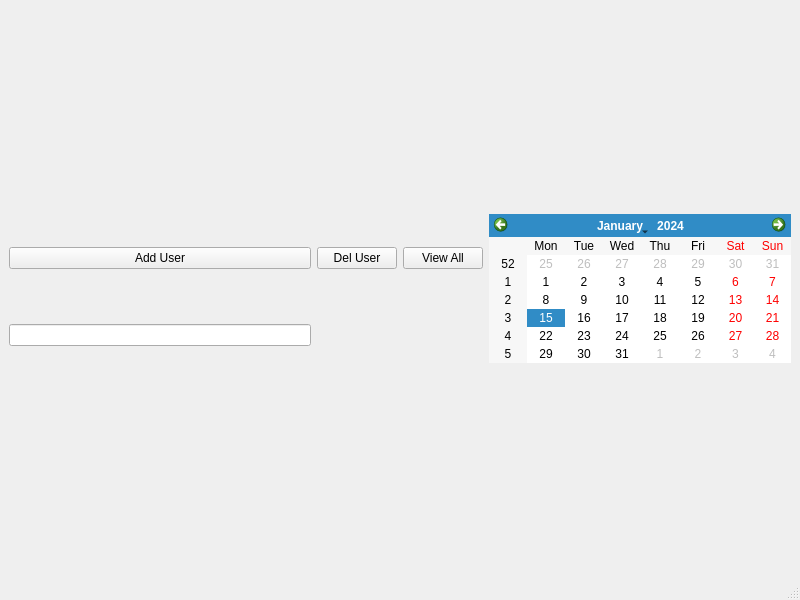
Qt form journal_app.ui (Satkhar/journal_app) before a commit.
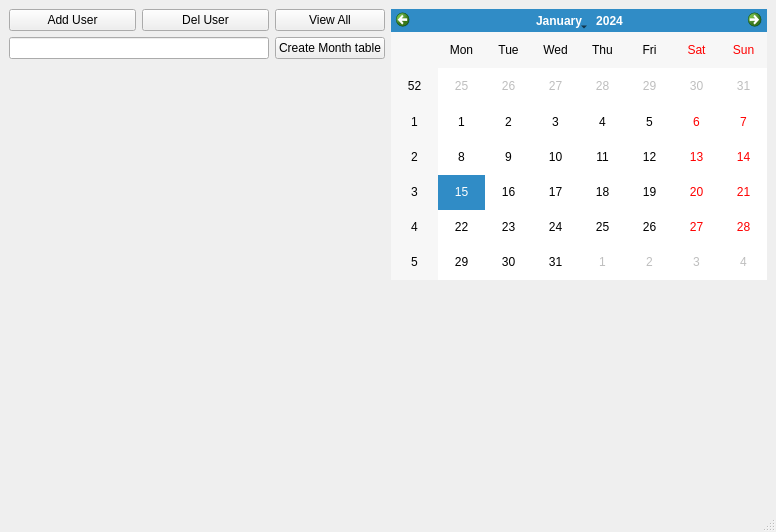
The same form after that commit.

```diff
--- a/journal_app.ui
+++ b/journal_app.ui
@@ -6,45 +6,90 @@
    <rect>
     <x>0</x>
     <y>0</y>
-    <width>800</width>
-    <height>600</height>
+    <width>776</width>
+    <height>532</height>
    </rect>
   </property>
   <property name="windowTitle">
    <string>MainWindow</string>
   </property>
   <widget class="QWidget" name="centralwidget">
-   <layout class="QGridLayout" name="gridLayout_2">
-    <item row="0" column="0">
      <layout class="QGridLayout" name="gridLayout">
       <item row="0" column="0">
+     <layout class="QHBoxLayout" name="horizontalLayout_2">
+      <item>
+       <layout class="QVBoxLayout" name="verticalLayout">
+        <item>
+         <layout class="QHBoxLayout" name="horizontalLayout">
+          <item>
        <widget class="QPushButton" name="btnAdd">
         <property name="text">
          <string>Add User</string>
         </property>
        </widget>
       </item>
-      <item row="0" column="1">
+          <item>
        <widget class="QPushButton" name="btnDel">
         <property name="text">
          <string>Del User</string>
         </property>
        </widget>
       </item>
-      <item row="0" column="2">
+         </layout>
+        </item>
+        <item>
+         <widget class="QLineEdit" name="lineEdit"/>
+        </item>
+       </layout>
+      </item>
+      <item>
+       <layout class="QVBoxLayout" name="verticalLayout_2">
+        <item>
        <widget class="QPushButton" name="btnViewAll">
         <property name="text">
          <string>View All</string>
         </property>
        </widget>
       </item>
-      <item row="0" column="3" rowspan="2">
+        <item>
+         <widget class="QPushButton" name="btnCreateTable">
+          <property name="text">
+           <string>Create Month table</string>
+          </property>
+         </widget>
+        </item>
+       </layout>
+      </item>
+     </layout>
+    </item>
+    <item row="0" column="1" rowspan="2">
        <widget class="QCalendarWidget" name="calendarWidget"/>
       </item>
       <item row="1" column="0">
-       <widget class="QLineEdit" name="lineEdit"/>
-      </item>
-     </layout>
+     <spacer name="verticalSpacer">
+      <property name="orientation">
+       <enum>Qt::Orientation::Vertical</enum>
+      </property>
+      <property name="sizeHint" stdset="0">
+       <size>
+        <width>20</width>
+        <height>192</height>
+       </size>
+      </property>
+     </spacer>
+    </item>
+    <item row="2" column="1">
+     <spacer name="verticalSpacer_2">
+      <property name="orientation">
+       <enum>Qt::Orientation::Vertical</enum>
+      </property>
+      <property name="sizeHint" stdset="0">
+       <size>
+        <width>17</width>
+        <height>192</height>
+       </size>
+      </property>
+     </spacer>
     </item>
    </layout>
   </widget>
```
Left out of the diff: 2 changed lines with no effect on the pictures. Lines whose indentation alone changed are shown as unchanged.
